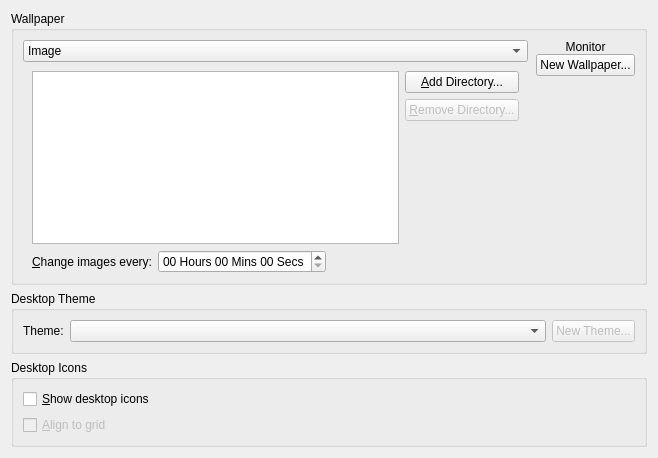
Qt form plasma/containments/desktop/BackgroundDialog.ui (mgottschlag/kwin-tiling) before a commit.
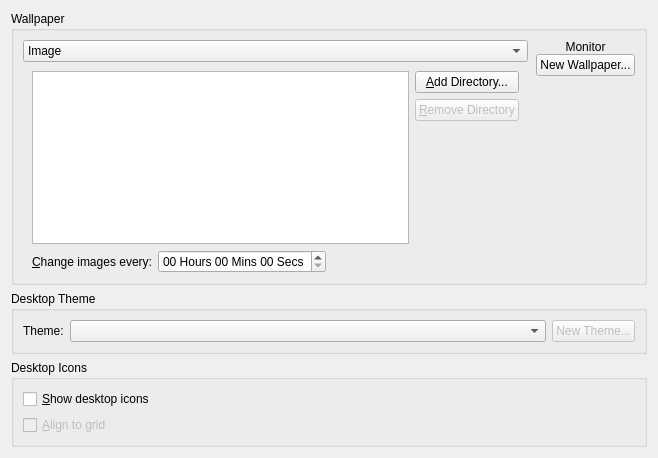
The same form after that commit. The open tabs and pages were chosen to show the change. Custom widgets are drawn as their Qt base class.

Commit message: i18n interface style guide fix

Patch:
```diff
--- a/plasma/containments/desktop/BackgroundDialog.ui
+++ b/plasma/containments/desktop/BackgroundDialog.ui
@@ -313,7 +313,7 @@
                    <bool>false</bool>
                   </property>
                   <property name="text" >
-                   <string>&amp;Remove Directory...</string>
+                   <string>&amp;Remove Directory</string>
                   </property>
                  </widget>
                 </item>
```
